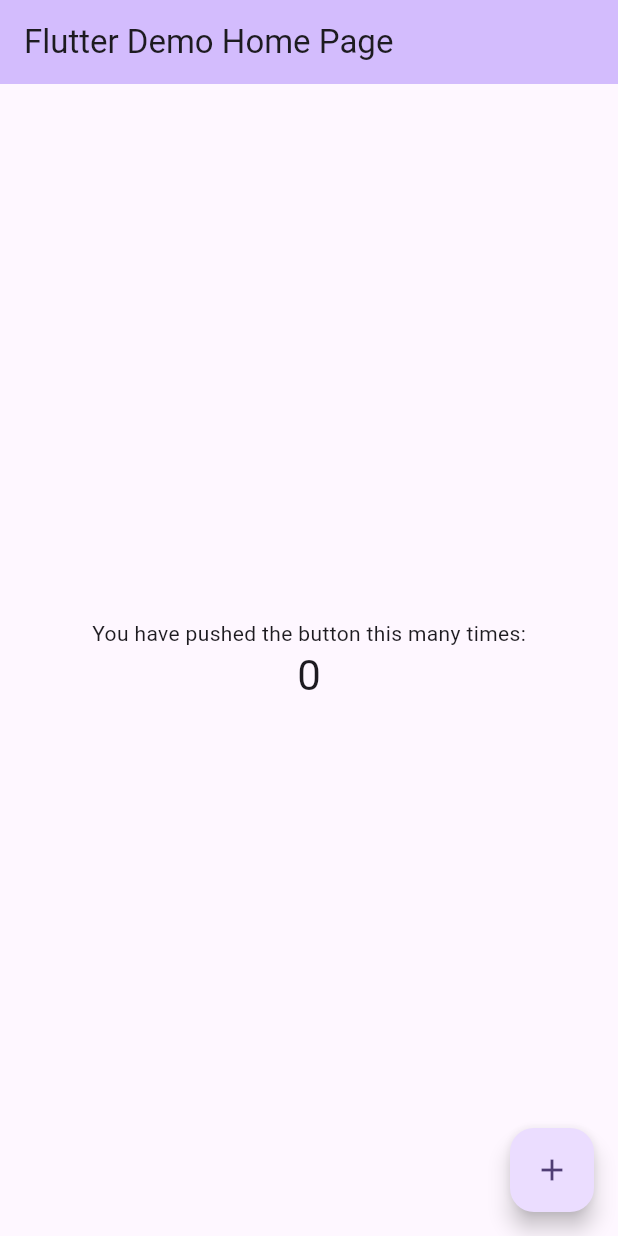
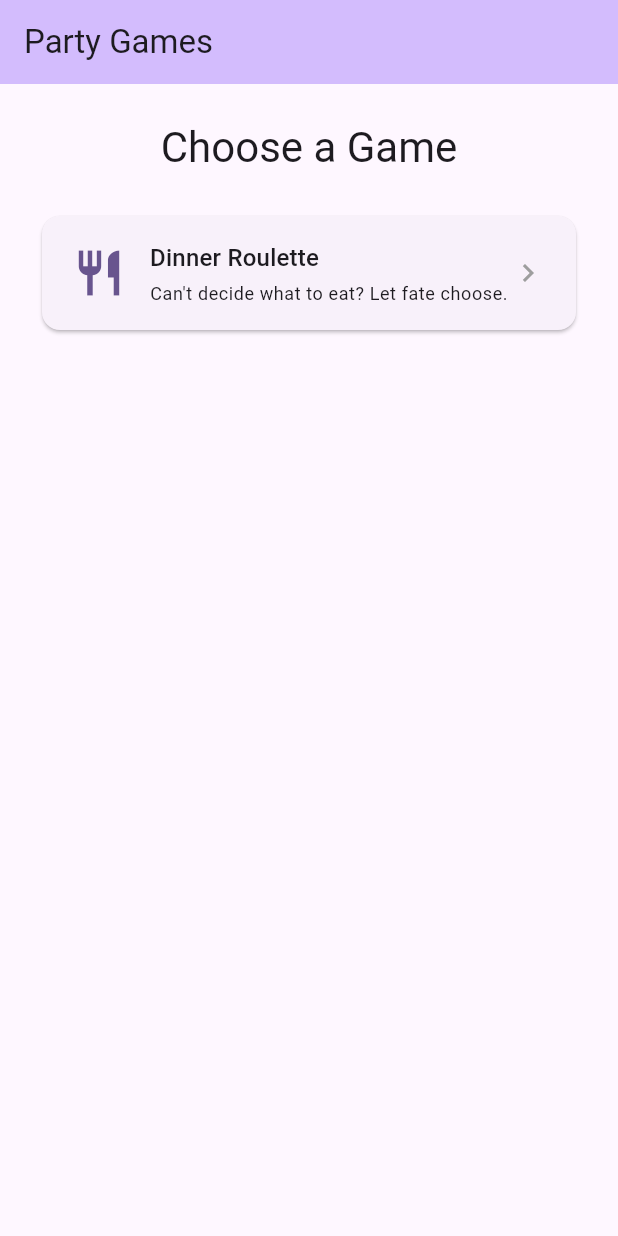
Before and after one commit to Corbinium/party_games, a Flutter app: the screen it shows after launch, on a phone screen of 412 x 824 dp. Run offline on Flutter 3.47's test engine with Material 3 defaults, Android fonts, the phone set to English and light mode, and no system bars.

Commit message:
created the home page

```diff
--- /dev/null
+++ b/lib/dinner_roulette/dinner_roulette.dart
@@ -0,0 +1,33 @@
+import 'package:flutter/material.dart';
+
+class DinnerRoulettePage extends StatelessWidget {
+  const DinnerRoulettePage({super.key});
+
+  @override
+  Widget build(BuildContext context) {
+    return Scaffold(
+      appBar: AppBar(
+        title: const Text('Dinner Roulette'),
+        backgroundColor: Theme.of(context).colorScheme.inversePrimary,
+      ),
+      body: const Center(
+        child: Column(
+          mainAxisAlignment: MainAxisAlignment.center,
+          children: [
+            Icon(Icons.restaurant, size: 72, color: Colors.deepPurple),
+            SizedBox(height: 24),
+            Text(
+              'Dinner Roulette',
+              style: TextStyle(fontSize: 32, fontWeight: FontWeight.bold),
+            ),
+            SizedBox(height: 12),
+            Text(
+              'Coming soon — let fate pick your next meal.',
+              style: TextStyle(fontSize: 16, color: Colors.grey),
+            ),
+          ],
+        ),
+      ),
+    );
+  }
+}
--- /dev/null
+++ b/lib/home.dart
@@ -0,0 +1,98 @@
+import 'package:flutter/material.dart';
+import 'package:party_games/dinner_roulette/dinner_roulette.dart';
+
+class HomePage extends StatelessWidget {
+  const HomePage({super.key});
+
+  @override
+  Widget build(BuildContext context) {
+    return Scaffold(
+      appBar: AppBar(
+        title: const Text('Party Games'),
+        backgroundColor: Theme.of(context).colorScheme.inversePrimary,
+      ),
+      body: Padding(
+        padding: const EdgeInsets.all(24.0),
+        child: Column(
+          crossAxisAlignment: CrossAxisAlignment.center,
+          children: [
+            Text(
+              'Choose a Game',
+              style: Theme.of(context).textTheme.headlineMedium,
+            ),
+            const SizedBox(height: 24),
+            Center(
+              child: ConstrainedBox(
+                constraints: const BoxConstraints(maxWidth: 500),
+                child: Column(
+                  children: [
+                    _GameCard(
+                      title: 'Dinner Roulette',
+                      description: 'Can\'t decide what to eat? Let fate choose.',
+                      icon: Icons.restaurant,
+                      onTap: () => Navigator.push(
+                        context,
+                        MaterialPageRoute(
+                          builder: (_) => const DinnerRoulettePage(),
+                        ),
+                      ),
+                    ),
+                  ],
+                ),
+              ),
+            ),
+          ],
+        ),
+      ),
+    );
+  }
+}
+
+class _GameCard extends StatelessWidget {
+  final String title;
+  final String description;
+  final IconData icon;
+  final VoidCallback onTap;
+
+  const _GameCard({
+    required this.title,
+    required this.description,
+    required this.icon,
+    required this.onTap,
+  });
+
+  @override
+  Widget build(BuildContext context) {
+    return Card(
+      clipBehavior: Clip.antiAlias,
+      child: InkWell(
+        onTap: onTap,
+        child: Padding(
+          padding: const EdgeInsets.symmetric(horizontal: 20.0, vertical: 16.0),
+          child: Row(
+            children: [
+              Icon(icon, size: 36, color: Theme.of(context).colorScheme.primary),
+              const SizedBox(width: 16),
+              Expanded(
+                child: Column(
+                  crossAxisAlignment: CrossAxisAlignment.start,
+                  children: [
+                    Text(title, style: Theme.of(context).textTheme.titleMedium),
+                    const SizedBox(height: 4),
+                    Text(
+                      description,
+                      style: Theme.of(context).textTheme.bodySmall,
+                      maxLines: 2,
+                      overflow: TextOverflow.ellipsis,
+                    ),
+                  ],
+                ),
+              ),
+              const Icon(Icons.chevron_right, color: Colors.grey),
+            ],
+          ),
+        ),
+      ),
+    );
+  }
+}
--- a/lib/main.dart
+++ b/lib/main.dart
@@ -1,4 +1,5 @@
 import 'package:flutter/material.dart';
+import 'package:party_games/home.dart';
 
 void main() {
   runApp(const MyApp());
@@ -7,116 +8,15 @@ void main() {
 class MyApp extends StatelessWidget {
   const MyApp({super.key});
 
-  // This widget is the root of your application.
   @override
   Widget build(BuildContext context) {
     return MaterialApp(
-      title: 'Flutter Demo',
+      title: 'Party Games',
       theme: ThemeData(
-        // This is the theme of your application.
-        //
-        // TRY THIS: Try running your application with "flutter run". You'll see
-        // the application has a purple toolbar. Then, without quitting the app,
-        // try changing the seedColor in the colorScheme below to Colors.green
-        // and then invoke "hot reload" (save your changes or press the "hot
-        // reload" button in a Flutter-supported IDE, or press "r" if you used
-        // the command line to start the app).
-        //
-        // Notice that the counter didn't reset back to zero; the application
-        // state is not lost during the reload. To reset the state, use hot
-        // restart instead.
-        //
-        // This works for code too, not just values: Most code changes can be
-        // tested with just a hot reload.
         colorScheme: ColorScheme.fromSeed(seedColor: Colors.deepPurple),
+        useMaterial3: true,
       ),
-      home: const MyHomePage(title: 'Flutter Demo Home Page'),
+      home: const HomePage(),
     );
   }
 }
-
-class MyHomePage extends StatefulWidget {
-  const MyHomePage({super.key, required this.title});
-
-  // This widget is the home page of your application. It is stateful, meaning
-  // that it has a State object (defined below) that contains fields that affect
-  // how it looks.
-
-  // This class is the configuration for the state. It holds the values (in this
-  // case the title) provided by the parent (in this case the App widget) and
-  // used by the build method of the State. Fields in a Widget subclass are
-  // always marked "final".
-
-  final String title;
-
-  @override
-  State<MyHomePage> createState() => _MyHomePageState();
-}
-
-class _MyHomePageState extends State<MyHomePage> {
-  int _counter = 0;
-
-  void _incrementCounter() {
-    setState(() {
-      // This call to setState tells the Flutter framework that something has
-      // changed in this State, which causes it to rerun the build method below
-      // so that the display can reflect the updated values. If we changed
-      // _counter without calling setState(), then the build method would not be
-      // called again, and so nothing would appear to happen.
-      _counter++;
-    });
-  }
-
-  @override
-  Widget build(BuildContext context) {
-    // This method is rerun every time setState is called, for instance as done
-    // by the _incrementCounter method above.
-    //
-    // The Flutter framework has been optimized to make rerunning build methods
-    // fast, so that you can just rebuild anything that needs updating rather
-    // than having to individually change instances of widgets.
-    return Scaffold(
-      appBar: AppBar(
-        // TRY THIS: Try changing the color here to a specific color (to
-        // Colors.amber, perhaps?) and trigger a hot reload to see the AppBar
-        // change color while the other colors stay the same.
-        backgroundColor: Theme.of(context).colorScheme.inversePrimary,
-        // Here we take the value from the MyHomePage object that was created by
-        // the App.build method, and use it to set our appbar title.
-        title: Text(widget.title),
-      ),
-      body: Center(
-        // Center is a layout widget. It takes a single child and positions it
-        // in the middle of the parent.
-        child: Column(
-          // Column is also a layout widget. It takes a list of children and
-          // arranges them vertically. By default, it sizes itself to fit its
-          // children horizontally, and tries to be as tall as its parent.
-          //
-          // Column has various properties to control how it sizes itself and
-          // how it positions its children. Here we use mainAxisAlignment to
-          // center the children vertically; the main axis here is the vertical
-          // axis because Columns are vertical (the cross axis would be
-          // horizontal).
-          //
-          // TRY THIS: Invoke "debug painting" (choose the "Toggle Debug Paint"
-          // action in the IDE, or press "p" in the console), to see the
-          // wireframe for each widget.
-          mainAxisAlignment: MainAxisAlignment.center,
-          children: <Widget>[
-            const Text('You have pushed the button this many times:'),
-            Text(
-              '$_counter',
-              style: Theme.of(context).textTheme.headlineMedium,
-            ),
-          ],
-        ),
-      ),
-      floatingActionButton: FloatingActionButton(
-        onPressed: _incrementCounter,
-        tooltip: 'Increment',
-        child: const Icon(Icons.add),
-      ), // This trailing comma makes auto-formatting nicer for build methods.
-    );
-  }
-}
```
